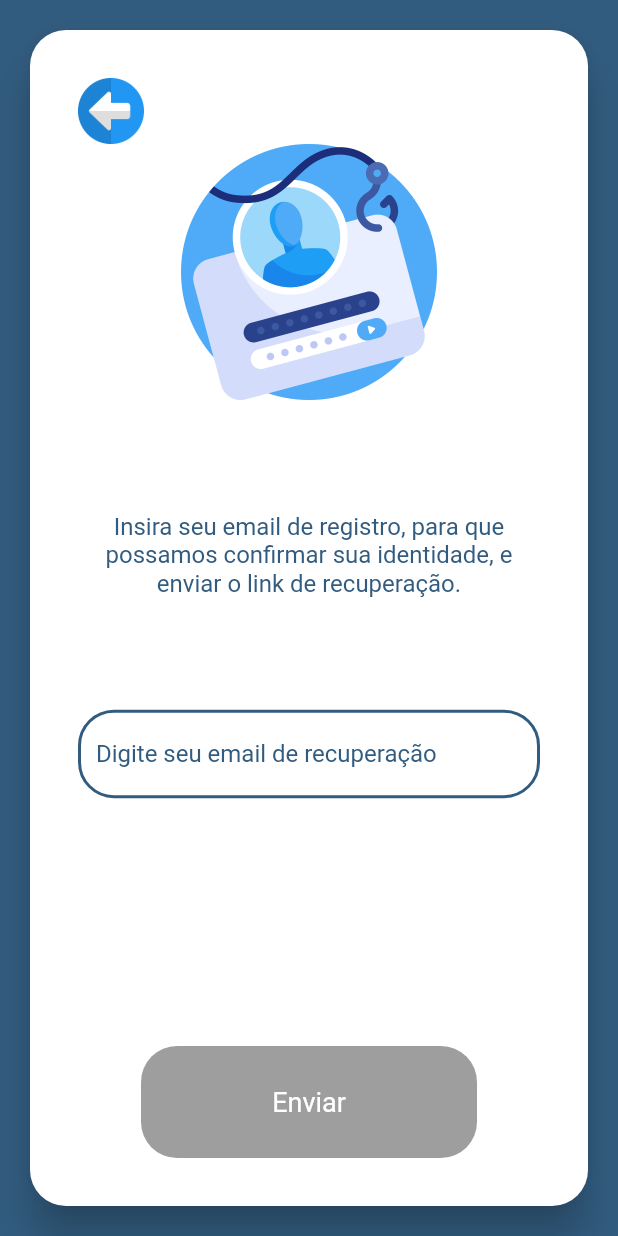
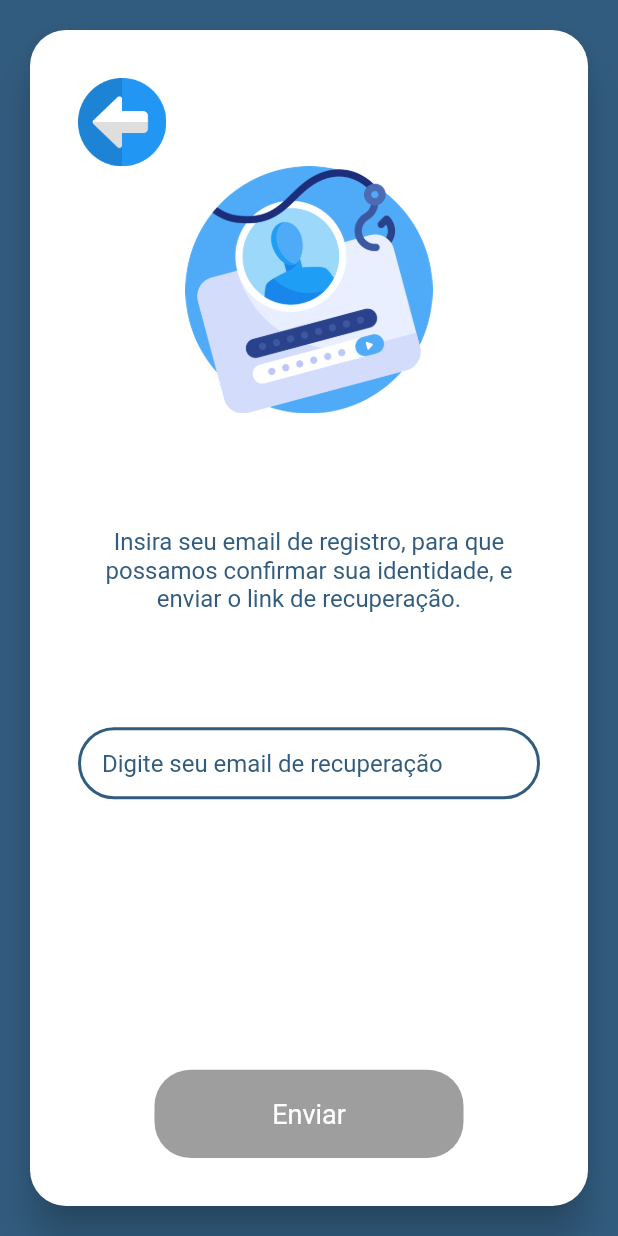
Before and after one commit to Garabriels3/CovidApp, a Flutter app: the screen it shows after launch, after a tap on "Esqueceu sua senha?", on a phone screen of 412 x 824 dp. Run offline on Flutter 3.47's test engine with Material 2 defaults, Android fonts, the light colour scheme and no system bars; our stand-ins replace firebase_auth, flutter_mobx, mobx, splashscreen; accounts and stored records are empty; generated files the repository leaves out were written again.

Commit message:
Trabalhando na responsividade

```diff
--- a/lib/app/ui/forgot_password/forgot_password_page.dart
+++ b/lib/app/ui/forgot_password/forgot_password_page.dart
@@ -18,6 +18,8 @@ class _FortgotPasswordState extends State<FortgotPassword> {
 
   @override
   Widget build(BuildContext context) {
+    var screenSize = MediaQuery.of(context).size;
+
     return KeyboardHideable(
       child: Scaffold(
         backgroundColor: darkPrimaryColor,
@@ -46,8 +48,7 @@ class _FortgotPasswordState extends State<FortgotPassword> {
                                 Row(
                                   children: [
                                     Container(
-                                      height: fortyFour,
-                                      width: fortyFour,
+                                  height: screenSize.height / 14,
                                       child: GestureDetector(
                                         onTap: () => Navigator.pop(context),
                                         child: Image.asset(
@@ -57,6 +58,7 @@ class _FortgotPasswordState extends State<FortgotPassword> {
                                   ],
                                 ),
                                 Container(
+                                  height: screenSize.height / 5,
                                   child:
                                       Image.asset("assets/images/password.png"),
                                 ),
@@ -89,9 +91,7 @@ class _FortgotPasswordState extends State<FortgotPassword> {
                                     ),
                                   ),
                                 ),
-                                Expanded(
-                                  flex: 1,
-                                  child: Observer(builder: (_) {
+                                Observer(builder: (_) {
                                   return Container(
                                     child: ButtonComponent(
                                       title: sendResetEmail,
@@ -103,7 +103,6 @@ class _FortgotPasswordState extends State<FortgotPassword> {
                                     ),
                                   );
                                 }),
-                                ),
                               ],
                             ),
                           ),
--- a/lib/app/ui/login/login_page.dart
+++ b/lib/app/ui/login/login_page.dart
@@ -73,51 +73,30 @@ class _LoginPageState extends State<LoginPage> {
                                 ),
                                 Expanded(
                                   flex: 7,
-                                  child: AnimatedContainer(
-                                    margin:
-                                        EdgeInsets.only(top: valueTextFields),
-                                    duration: Duration(seconds: 1),
                                   child: Column(
                                     children: <Widget>[
-                                        Spacer(
-                                          flex: 1,
-                                        ),
-                                        Expanded(
-                                          flex: 3,
-                                          child: Observer(
-                                            builder: (_) =>
-                                                TextFormFieldComponent(
+                                      Observer(
+                                        builder: (_) => TextFormFieldComponent(
                                           hintText: emailHintText,
                                           hideText: false,
-                                                    genericControler:
-                                                        controllerEmail,
-                                                    onChangedGeneric:
-                                                        vm.changeEmail,
-                                                    errorMessage:
-                                                        vm.emailIsValid()),
+                                          genericControler: controllerEmail,
+                                          onChangedGeneric: vm.changeEmail,
+                                          errorMessage: vm.emailIsValid(),
                                         ),
                                       ),
                                       SizedBox(
-                                          height: twelve,
+                                        height: sixteen,
                                       ),
-                                        Expanded(
-                                          flex: 3,
-                                          child: Observer(builder: (_) {
+                                      Observer(builder: (_) {
                                         return TextFormFieldComponent(
                                           hintText: passwordHintText,
                                           hideText: true,
-                                              genericControler:
-                                                  controllerPassword,
-                                              onChangedGeneric:
-                                                  vm.changePassword,
-                                              errorMessage:
-                                                  vm.passwordIsValid(),
+                                          genericControler: controllerPassword,
+                                          onChangedGeneric: vm.changePassword,
+                                          errorMessage: vm.passwordIsValid(),
                                         );
                                       }),
-                                        ),
-                                        Spacer()
                                     ],
-                                    ),
                                   ),
                                 ),
                                 GestureDetector(
@@ -132,9 +111,7 @@ class _LoginPageState extends State<LoginPage> {
                                   ),
                                 ),
                                 Spacer(),
-                                Expanded(
-                                  flex: 2,
-                                  child: Observer(
+                                Observer(
                                   builder: (_) => ButtonComponent(
                                     title: loginButtonLabel,
                                     fillColor: rosePrimaryColor,
@@ -144,19 +121,14 @@ class _LoginPageState extends State<LoginPage> {
                                         : null,
                                   ),
                                 ),
+                                SizedBox(
+                                  height: sixteen,
                                 ),
-                                SizedBox(
-                                  height: twenty,
-                                ),
-                                Expanded(
-                                  flex: 2,
-                                  child: ButtonComponent(
+                                ButtonComponent(
                                   title: registerButtonLabel,
                                   fillColor: darkPrimaryColor,
                                   textColor: Colors.white,
-                                    loginFun: () =>
-                                        vm.registerNavigator(context),
-                                  ),
+                                  loginFun: () => vm.registerNavigator(context),
                                 ),
                               ],
                             ),
--- a/lib/app/ui/register/register_page.dart
+++ b/lib/app/ui/register/register_page.dart
@@ -18,6 +18,8 @@ class _RegisterPageState extends State<RegisterPage> {
 
   @override
   Widget build(BuildContext context) {
+    var screenSize = MediaQuery.of(context).size;
+
     return KeyboardHideable(
       child: Scaffold(
         backgroundColor: darkPrimaryColor,
@@ -46,8 +48,7 @@ class _RegisterPageState extends State<RegisterPage> {
                                 Row(
                                   children: [
                                     Container(
-                                      height: fortyFour,
-                                      width: fortyFour,
+                                      height: screenSize.height / 14,
                                       child: GestureDetector(
                                         onTap: () => Navigator.pop(context),
                                         child: Image.asset(
@@ -58,6 +59,7 @@ class _RegisterPageState extends State<RegisterPage> {
                                 ),
                                 Spacer(),
                                 Container(
+                                  height: screenSize.height / 5,
                                   child:
                                       Image.asset("assets/images/register.png"),
                                 ),
@@ -77,7 +79,7 @@ class _RegisterPageState extends State<RegisterPage> {
                                           ),
                                         ),
                                         SizedBox(
-                                          height: twenty,
+                                          height: sixteen,
                                         ),
                                         Observer(builder: (_) {
                                           return TextFormFieldComponent(
--- a/lib/app/widgets/button_component.dart
+++ b/lib/app/widgets/button_component.dart
@@ -7,7 +7,8 @@ class ButtonComponent extends StatefulWidget {
   var fillColor;
   var textColor;
   Function loginFun;
-  ButtonComponent({Key key, this.title, this.fillColor, this.textColor, this.loginFun});
+  ButtonComponent(
+      {Key key, this.title, this.fillColor, this.textColor, this.loginFun});
 
   @override
   _ButtonComponentState createState() => _ButtonComponentState();
@@ -16,8 +17,11 @@ class ButtonComponent extends StatefulWidget {
 class _ButtonComponentState extends State<ButtonComponent> {
   @override
   Widget build(BuildContext context) {
+    var screenSize = MediaQuery.of(context).size;
+
     return Container(
-      width: twoHundredTwentyFour,
+      height: screenSize.height / 14,
+      width: screenSize.width / 2,
       child: RaisedButton(
         disabledColor: Colors.grey,
         shape: RoundedRectangleBorder(
@@ -30,10 +34,9 @@ class _ButtonComponentState extends State<ButtonComponent> {
         child: Text(
           widget.title,
           style: TextStyle(
-            color: widget.textColor,
-            fontSize: 18,
-            fontWeight: FontWeight.w400
-          ),
+              color: widget.textColor,
+              fontSize: 18,
+              fontWeight: FontWeight.w400),
         ),
       ),
     );
--- a/lib/app/widgets/text_form_field_component.dart
+++ b/lib/app/widgets/text_form_field_component.dart
@@ -24,14 +24,21 @@ class TextFormFieldComponent extends StatefulWidget {
 class _TextFormFieldComponentState extends State<TextFormFieldComponent> {
   @override
   Widget build(BuildContext context) {
+    var screenSize = MediaQuery.of(context).size;
+
     return Theme(
       data:
           ThemeData(cursorColor: rosePrimaryColor, hintColor: darkPrimaryColor),
+      child: SizedBox(
+        height: 50,
+        width: screenSize.width,
         child: TextFormField(
           onChanged: widget.onChangedGeneric,
           controller: widget.genericControler,
           obscureText: widget.hideText,
           decoration: InputDecoration(
+                  contentPadding: new EdgeInsets.symmetric(vertical: four, horizontal: sixteen),
+
             hintText: widget.hintText,
             errorText: widget.errorMessage != null ? widget.errorMessage : null,
             border: OutlineInputBorder(
@@ -45,7 +52,8 @@ class _TextFormFieldComponentState extends State<TextFormFieldComponent> {
               borderRadius: BorderRadius.all(Radius.circular(twentyFour)),
               borderSide: BorderSide(
                 width: two,
-              color: rosePrimaryColor,
+                color: defaultPrimaryColor,
+              ),
             ),
           ),
         ),
```
Also changed, not shown: 20 other files. Lines whose indentation alone changed are shown as unchanged.
